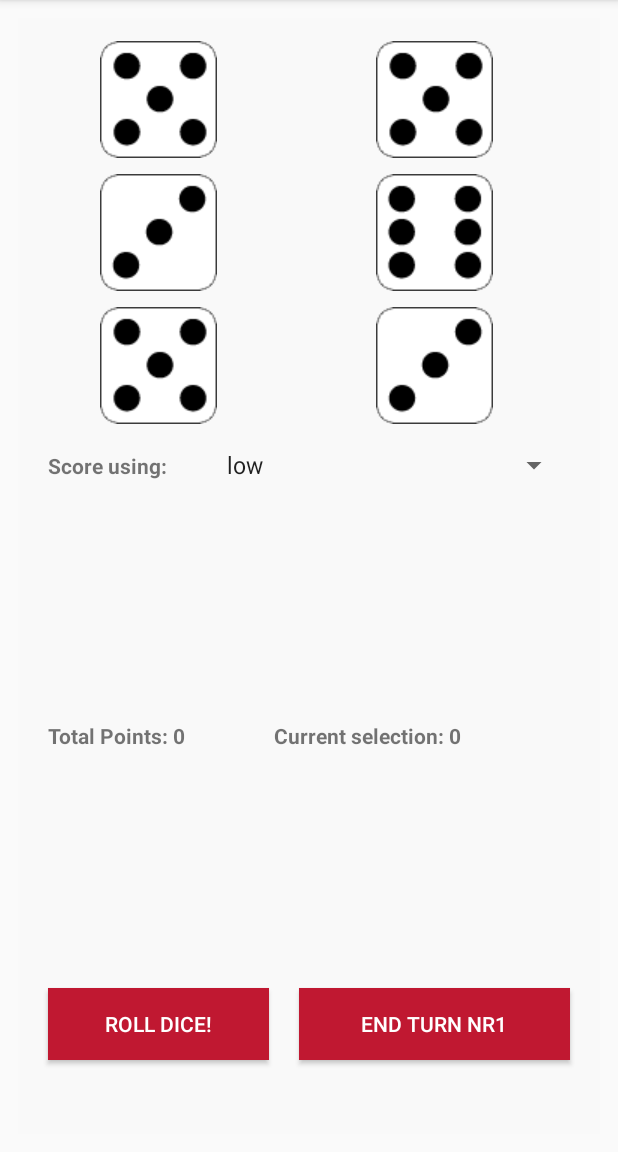
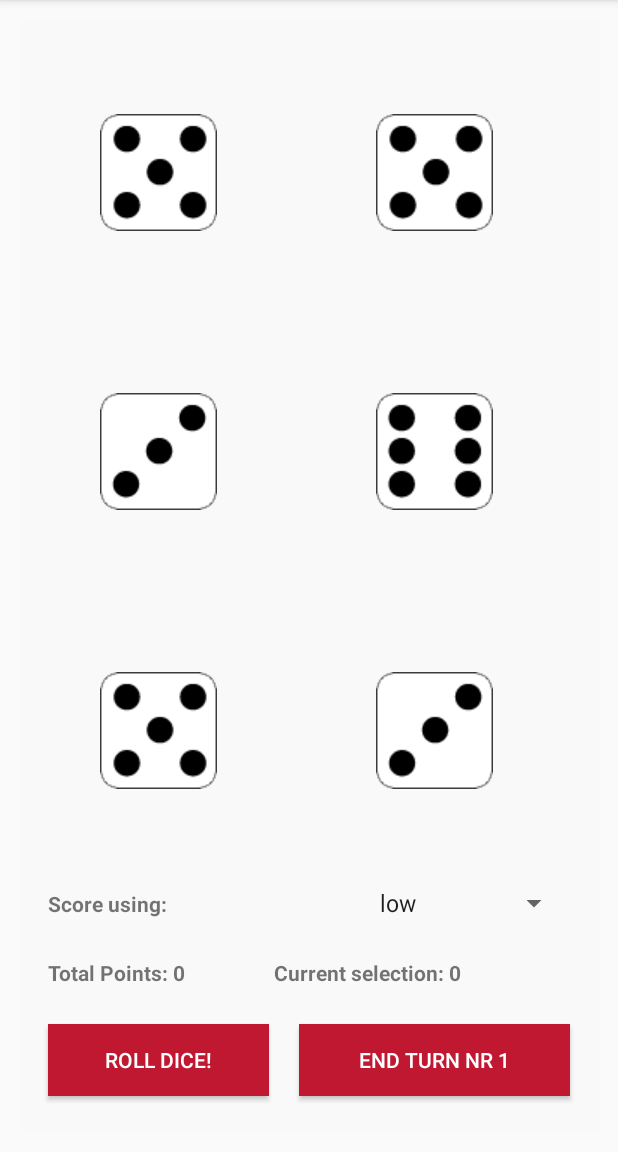
Before and after one commit to konglobemeralt/AndroidDev, an Android app: the screen it shows after launch (ThirtyActivity), on a phone screen of 412 x 824 dp, the part 84-1236 px from its top. Run offline under Robolectric (Android 15) with nearby library versions, the phone set to English and light mode, and no system bars.

Commit message:
Fixed some bugs in layout

```diff
--- a/Thirty/app/src/main/java/com/jesperblidkvist/android/thirty/ThirtyActivity.java
+++ b/Thirty/app/src/main/java/com/jesperblidkvist/android/thirty/ThirtyActivity.java
@@ -240,7 +240,7 @@ public class ThirtyActivity extends AppCompatActivity {
     }
 
     private void updateButtons(){
-        mEndTurnButton.setText(getResources().getString(R.string.end_turn_nr_string) + (game.getRoundCount()+ 1));
+        mEndTurnButton.setText(getResources().getString(R.string.end_turn_nr_string) + " " + (game.getRoundCount()+ 1));
         if(game.getRoundCount() == 9){
             mEndTurnButton.setText(getResources().getString(R.string.last_turn_string));
         }
--- a/Thirty/app/src/main/res/layout-land/activity_thirty.xml
+++ b/Thirty/app/src/main/res/layout-land/activity_thirty.xml
@@ -113,7 +113,7 @@
                 android:id="@+id/ScoringSpinner"
                 android:layout_width="match_parent"
                 android:layout_height="wrap_content"
-                />
+                android:layout_margin="10dp"/>
         </TableRow>
 
         <TableRow
--- a/Thirty/app/src/main/res/layout/activity_thirty.xml
+++ b/Thirty/app/src/main/res/layout/activity_thirty.xml
@@ -17,7 +17,8 @@
 
         <TableRow
             android:layout_width="match_parent"
-            android:layout_height="match_parent">
+            android:layout_height="match_parent"
+            android:layout_weight="2">
 
             <ImageButton
                 android:id="@+id/diceButton1"
@@ -40,7 +41,8 @@
 
         <TableRow
             android:layout_width="match_parent"
-            android:layout_height="match_parent">
+            android:layout_height="match_parent"
+            android:layout_weight="2">
 
             <ImageButton
                 android:id="@+id/diceButton3"
@@ -63,7 +65,8 @@
 
         <TableRow
             android:layout_width="match_parent"
-            android:layout_height="match_parent">
+            android:layout_height="match_parent"
+            android:layout_weight="2">
 
             <ImageButton
                 android:id="@+id/diceButton5"
@@ -88,7 +91,7 @@
         <TableRow
             android:layout_width="match_parent"
             android:layout_height="match_parent"
-            android:layout_weight="0.38"
+            android:layout_weight="0.1"
             >
 
             <TextView
@@ -96,6 +99,7 @@
                 android:layout_width="wrap_content"
                 android:layout_height="wrap_content"
                 android:layout_margin="10dp"
+                android:layout_weight="1"
                 android:text="@string/spinner_label"
                 android:textStyle="bold"/>
 
@@ -104,13 +108,14 @@
                 android:layout_width="match_parent"
                 android:layout_height="wrap_content"
                 android:layout_margin="10dp"
-                android:layout_weight="0.16"/>
+                android:layout_weight="1"
+                android:textAlignment="center"/>
         </TableRow>
 
         <TableRow
             android:layout_width="match_parent"
             android:layout_height="match_parent"
-            android:layout_weight="0.38">
+            android:layout_weight="0.1">
 
             <TextView
                 android:id="@+id/totalPointsString"
@@ -134,7 +139,7 @@
         <TableRow
             android:layout_width="match_parent"
             android:layout_height="match_parent"
-            android:layout_weight="0.08">
+            android:layout_weight="0.1">
 
             <Button
                 android:id="@+id/rollButton"
```
